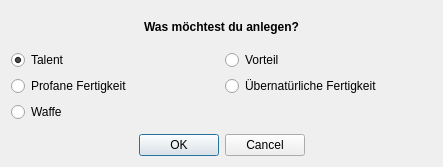
This is UI/DatenbankSelectType.ui in Aeolitus/Sephrasto as Qt 5 draws it before an edit. The edited form follows.
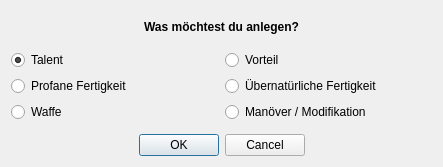
This is the edited form.

```diff
--- a/UI/DatenbankSelectType.ui
+++ b/UI/DatenbankSelectType.ui
@@ -140,6 +140,19 @@
          </property>
         </widget>
        </item>
+       <item row="2" column="1">
+        <widget class="QRadioButton" name="buttonManoever">
+         <property name="minimumSize">
+          <size>
+           <width>0</width>
+           <height>20</height>
+          </size>
+         </property>
+         <property name="text">
+          <string>Manöver / Modifikation</string>
+         </property>
+        </widget>
+       </item>
       </layout>
      </item>
      <item>
```
